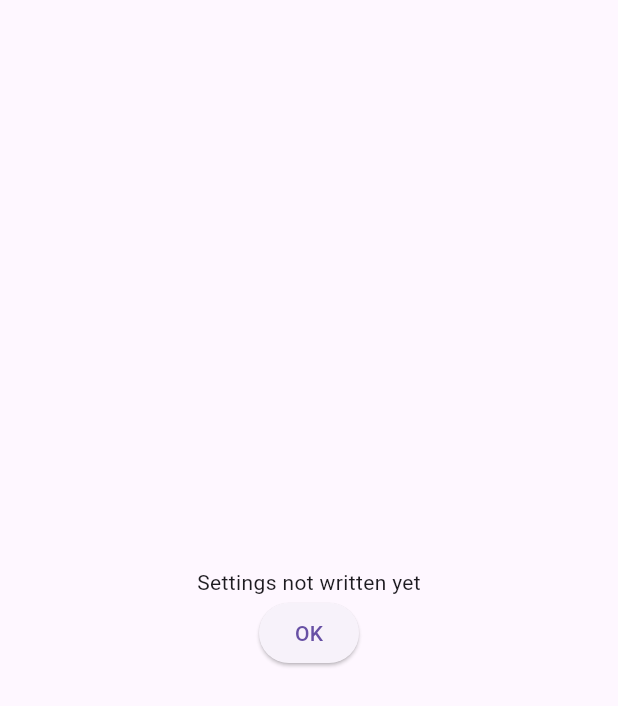
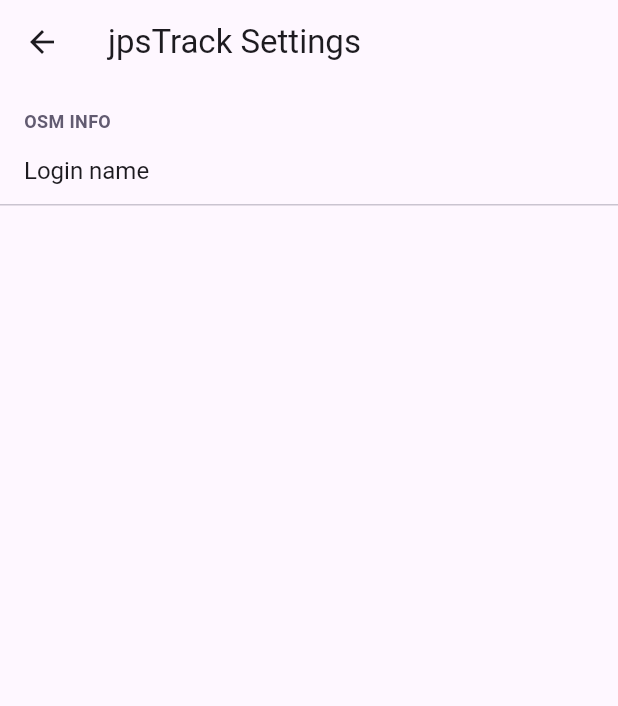
Before and after one commit to IanDarwin/jpstrack, a Flutter app: the screen it shows after launch, in the side drawer, after a tap on "Settings", on a phone screen of 412 x 824 dp. Shown: the top 706 px of the screen. Run offline on Flutter 3.47's test engine with Material 3 defaults, Android fonts, the phone set to English and light mode, and no system bars; drawn by our look-alikes of flutter_settings_screens; our stand-ins replace flutter_map, flutter_widget_from_html, image_picker, latlong2, location, sqflite; missing offline and left inert: record; accounts and stored records are empty.

Commit message:
Implement OSM loginName setting

```diff
--- a/lib/main.dart
+++ b/lib/main.dart
@@ -1,9 +1,11 @@
 import 'package:flutter/material.dart';
+import 'package:flutter_settings_screens/flutter_settings_screens.dart';
 import 'package:jpstrack/ui/nav_drawer.dart';
 
 import 'ui/map_screen.dart';
 
-void main() {
+void main() async {
+  await Settings.init();
   runApp(MapApp());
 }
 
--- a/lib/ui/settings_page.dart
+++ b/lib/ui/settings_page.dart
@@ -1,21 +1,38 @@
 import 'package:flutter/material.dart';
 
-class SettingsPage extends StatelessWidget {
+import 'package:flutter_settings_screens/flutter_settings_screens.dart';
+
+/// Activity for Settings.
+///
+class SettingsPage extends StatefulWidget {
+
+  @override
+  SettingsState createState() => new SettingsState();
+
+}
+
+class SettingsState extends State<SettingsPage> {
 
   Widget build(var context) {
-    return Scaffold(
-        body:Center(
-            child: Column(
-              mainAxisAlignment: MainAxisAlignment.center,
-              children:[
-                const Text('Settings not written yet'),
-                ElevatedButton(
-                  onPressed: () => Navigator.pop(context),
-                  child: const Text('OK'),
-                )
-              ]
-            )
-        )
+
+    return SettingsScreen(title: "jpsTrack Settings",
+      children: <Widget>[
+        SettingsGroup(title: "OSM Info",
+            children: [
+              TextInputSettingsTile(
+                title: "Login name",
+                settingKey: "login",
+                keyboardType: TextInputType.name,
+                validator: (loginName) {
+                  if (loginName != null && loginName.isNotEmpty)
+                    return null;
+                  return "User name is required";
+                },
+                errorColor: Colors.redAccent,
+              ),
+            ]
+        ),
+      ],
     );
   }
 }
--- a/pubspec.yaml
+++ b/pubspec.yaml
@@ -15,6 +15,7 @@ dependencies:
   audioplayers: ^6.0.0
   cached_network_image: any
   flutter_map: ^7.0.2
+  flutter_settings_screens: ^0.3.4
   flutter_widget_from_html: ^0.15.1
   geolocator: ^12.0.0
   image_picker: ^1.1.2
```
